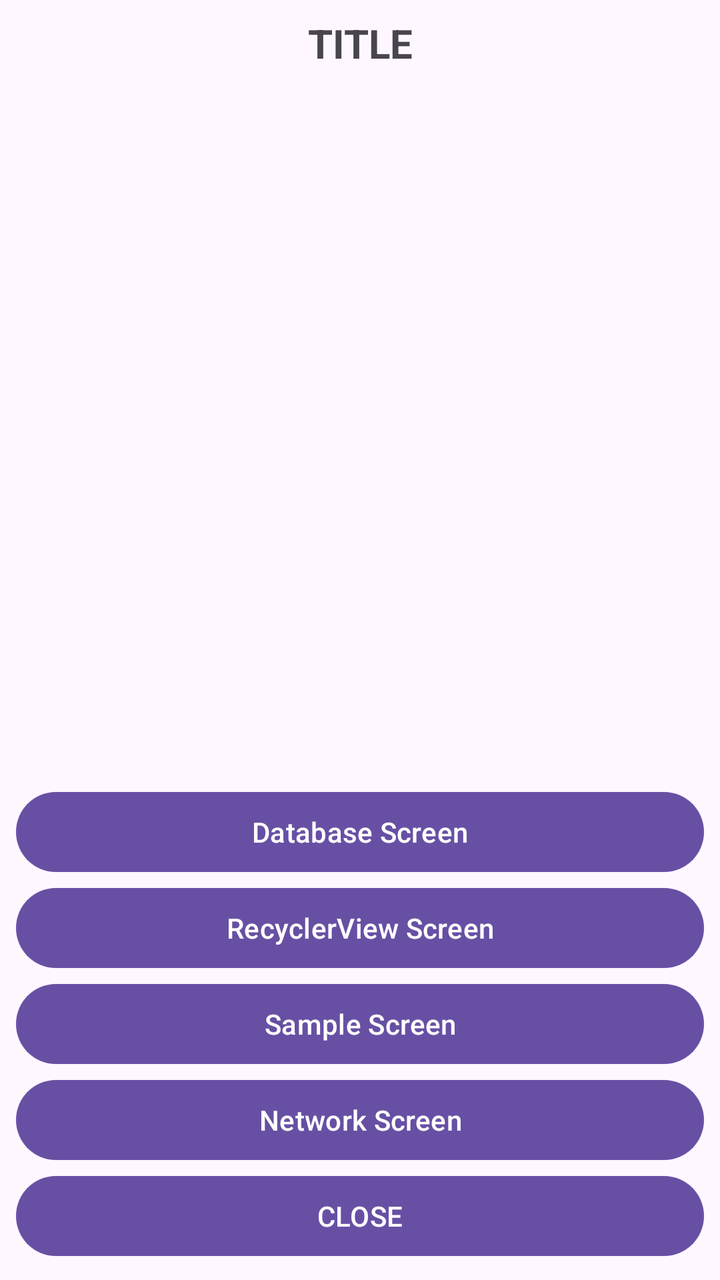
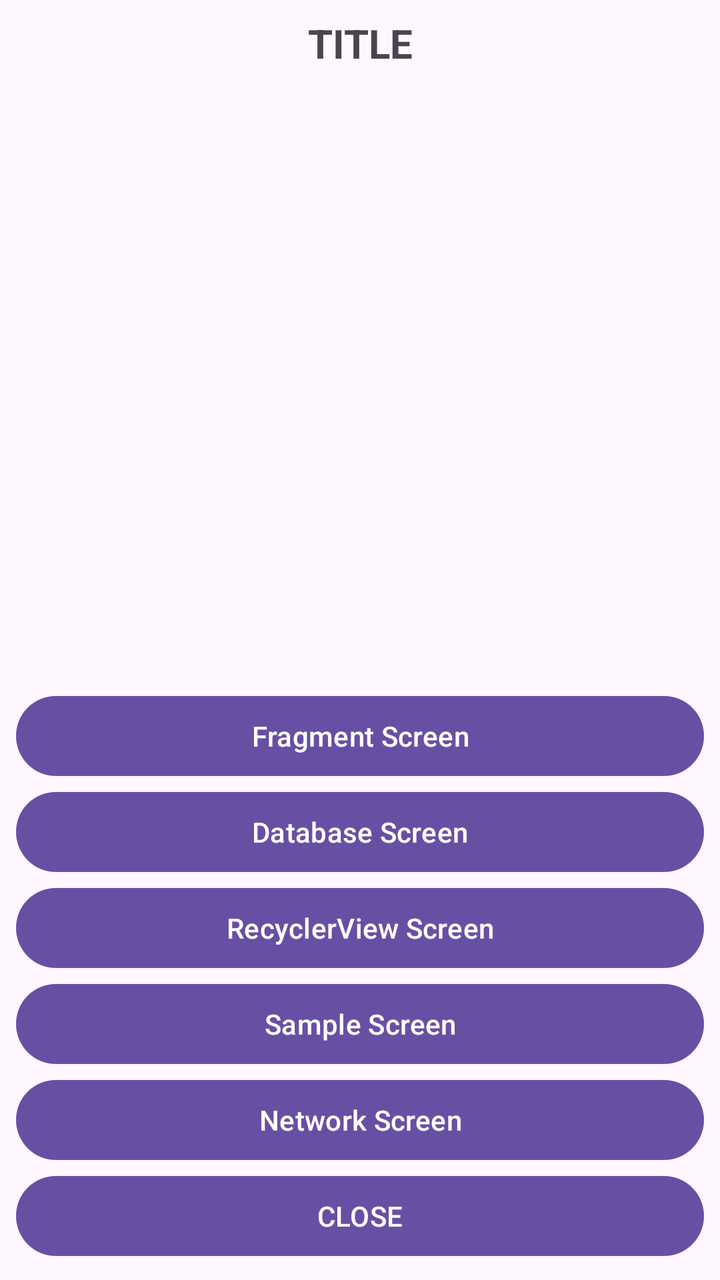

Screens rendered from an Android XML layout before and after an edit, with the pre-edit source and the edit as a unified diff.
<!-- AndroidManifest.xml: application theme Theme.AthensTech2026MS -->
<!-- res/layout/activity_main.xml -->
<?xml version="1.0" encoding="utf-8"?>
<LinearLayout xmlns:android="http://schemas.android.com/apk/res/android"
    xmlns:tools="http://schemas.android.com/tools"
    android:id="@+id/main"
    android:layout_width="match_parent"
    android:layout_height="match_parent"
    android:orientation="vertical"
    android:padding="8dp"
    tools:context=".MainActivity">

    <TextView
        android:layout_width="match_parent"
        android:layout_height="wrap_content"
        android:gravity="center"
        android:text="TITLE"
        android:textSize="20sp"
        android:textStyle="bold" />

    <Space
        android:layout_width="match_parent"
        android:layout_height="0dp"
        android:layout_weight="1"/>

    <Button
        android:id="@+id/main_btn_database"
        android:layout_width="match_parent"
        android:layout_height="wrap_content"
        android:text="Database Screen"/>

    <Button
        android:id="@+id/main_btn_recycler"
        android:layout_width="match_parent"
        android:layout_height="wrap_content"
        android:text="RecyclerView Screen"/>

    <Button
        android:id="@+id/main_btn_sample"
        android:layout_width="match_parent"
        android:layout_height="wrap_content"
        android:text="Sample Screen"/>

    <Button
        android:id="@+id/main_btn_network"
        android:layout_width="match_parent"
        android:layout_height="wrap_content"
        android:text="Network Screen"/>

    <Button
        android:id="@+id/main_btn_close"
        android:layout_width="match_parent"
        android:layout_height="wrap_content"
        android:text="CLOSE"/>

</LinearLayout>
<!-- resources referenced by this layout -->
<resources>
  <style name="Theme.AthensTech2026MS" parent="Base.Theme.AthensTech2026MS" />
  <style name="Base.Theme.AthensTech2026MS" parent="Theme.Material3.DayNight.NoActionBar">
          
          
      </style>
</resources>

<!-- the commit's change to res/layout/activity_main.xml (unified diff, before → after) -->
@@ -20,6 +20,12 @@
         android:layout_width="match_parent"
         android:layout_height="0dp"
         android:layout_weight="1"/>
+
+    <Button
+        android:id="@+id/main_btn_fragment"
+        android:layout_width="match_parent"
+        android:layout_height="wrap_content"
+        android:text="Fragment Screen"/>
 
     <Button
         android:id="@+id/main_btn_database"
